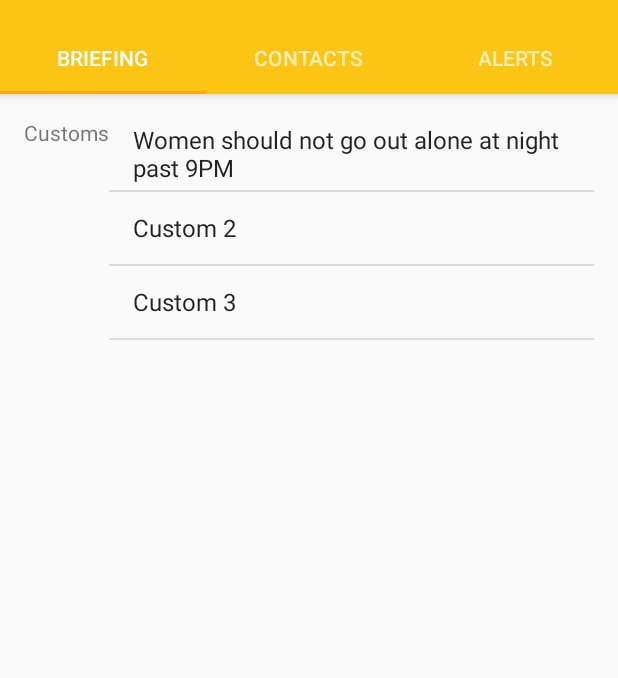
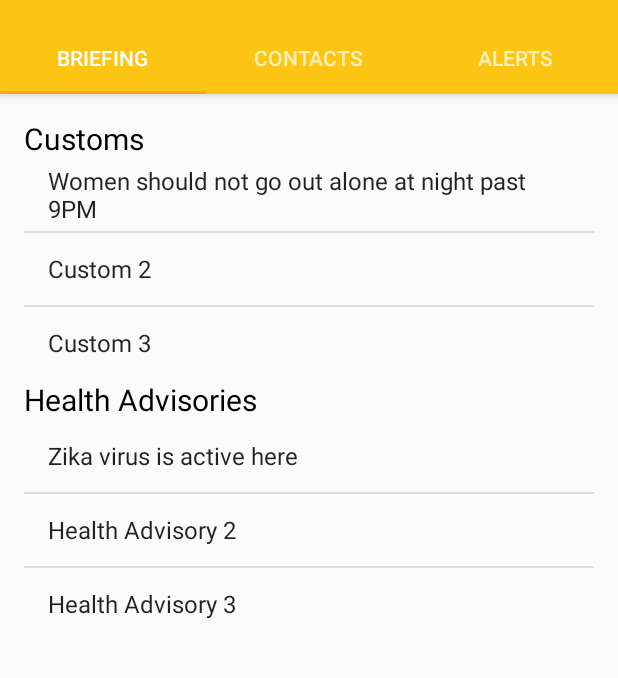
Before and after one commit to jerseycity17/team-9, an Android app: the screen it shows after launch (MainActivity), on a phone screen of 412 x 824 dp, the part 74-752 px from its top. Run offline under Robolectric (Android 15) with nearby library versions, the phone set to English and light mode, and no system bars; our stand-ins replace Firebase (no records; nobody signed in at launch, a user with empty details on screens opened directly); libraries missing offline, so code that uses them is left out: com.firebase.ui; 1 statement that could not run was skipped.

Commit message:
Tab1 updates

```diff
--- a/IRC92/app/src/main/java/com/example/mary/irc9/Tab1.java
+++ b/IRC92/app/src/main/java/com/example/mary/irc9/Tab1.java
@@ -30,8 +30,8 @@ public class Tab1 extends Fragment{
 
         customsListView.setAdapter(customsViewAdapter);
 
-        String[] healthList = {"Women should not go out alone at night past 9PM",
-                "Custom 2", "Custom 3"};
+        String[] healthList = {"Zika virus is active here",
+                "Health Advisory 2", "Health Advisory 3"};
 
         ListView healthListView = (ListView) rootView.findViewById(R.id.healthAdvisories);
 
--- a/IRC92/app/src/main/res/layout/tab1.xml
+++ b/IRC92/app/src/main/res/layout/tab1.xml
@@ -8,46 +8,37 @@
     android:paddingTop="@dimen/activity_vertical_margin"
     tools:context="com.example.mary.irc9.MainActivity">
 
-    <TableLayout
-        android:layout_width="match_parent"
-        android:layout_height="match_parent"
-        android:layout_centerVertical="true"
-        android:layout_alignParentStart="true">
-
-        <RelativeLayout>
-
-            <TableRow
-                android:id="@+id/customsRow"
-                android:layout_width="match_parent"
-                android:layout_height="match_parent">
 
     <TextView
+        android:id="@+id/customsHeader"
         android:layout_width="wrap_content"
         android:layout_height="wrap_content"
-                    android:text="Customs" />
+        android:text="Customs"
+        android:textColor="@color/black"
+        android:textSize="20dp"/>
 
     <ListView
         android:id="@+id/customs"
         android:layout_width="match_parent"
-                    android:layout_height="match_parent" />
+        android:layout_height="wrap_content"
+        android:layout_below="@+id/customsHeader"
+        android:layout_alignParentStart="true" />
 
-            </TableRow>
-
-            <TableRow
-                android:layout_width="match_parent"
-                android:layout_height="match_parent"
-                android:layout_below="@+id/customsRow">
 
     <TextView
+        android:id="@+id/healthHeader"
         android:layout_width="wrap_content"
         android:layout_height="wrap_content"
-                    android:text="Health Advisories" />
+        android:text="Health Advisories"
+        android:textColor="@color/black"
+        android:textSize="20dp"
+        android:layout_below="@+id/customs"/>
 
     <ListView
         android:id="@+id/healthAdvisories"
         android:layout_width="match_parent"
-                    android:layout_height="match_parent" />
-            </TableRow>
+        android:layout_height="wrap_content"
+        android:layout_below="@+id/healthHeader"/>
+
+
 </RelativeLayout>
-    </TableLayout>
-</RelativeLayout>
--- a/IRC92/app/src/main/res/values/colors.xml
+++ b/IRC92/app/src/main/res/values/colors.xml
@@ -3,4 +3,6 @@
     <color name="colorPrimary">#FCC513</color>
     <color name="colorPrimaryDark">#fca713</color>
     <color name="colorAccent">#fca713</color>
+    <color name="black">#000000</color>
+    <color name="grey">#838282</color>
 </resources>
```
Lines whose indentation alone changed are shown as unchanged.
